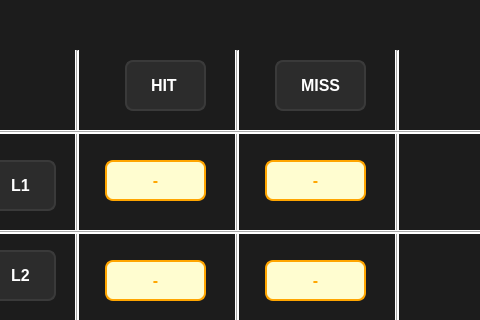
Before: the Qt Designer form memory-stalker.ui in Lucimad007/MemoryStalker, drawn with Qt 5; both pictures show x 85 to 565 and y 0 to 320 of the 1200 by 675 pixel window.
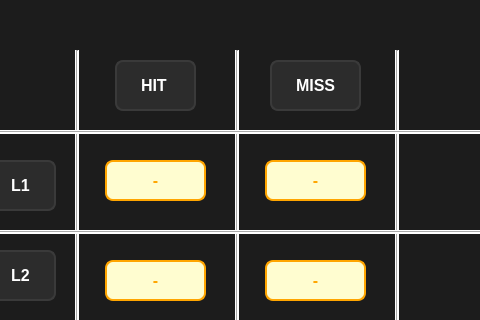
After: the same form once the commit is applied. Icons and pictures are not drawn.

```diff
--- a/memory-stalker.ui
+++ b/memory-stalker.ui
@@ -413,7 +413,7 @@
   <widget class="QLabel" name="hitLbl">
    <property name="geometry">
     <rect>
-     <x>210</x>
+     <x>200</x>
      <y>60</y>
      <width>81</width>
      <height>51</height>
@@ -447,7 +447,7 @@
   <widget class="QLabel" name="missLbl">
    <property name="geometry">
     <rect>
-     <x>360</x>
+     <x>355</x>
      <y>60</y>
      <width>91</width>
      <height>51</height>
```
